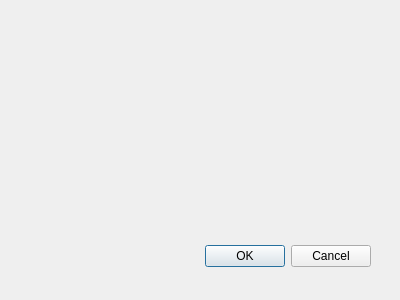
Old version of the form logindialog.ui in the repository DizzyWaters/QtApp.
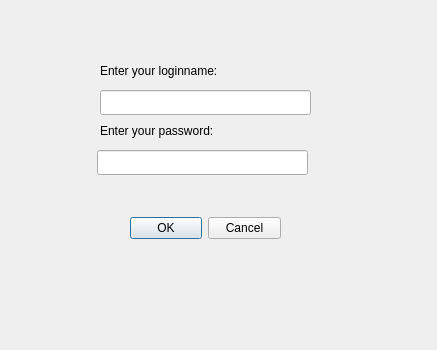
New version of the form.

Commit message: login window prototype made. Added to main and working

What changed in the file:
```diff
--- a/logindialog.ui
+++ b/logindialog.ui
@@ -6,20 +6,33 @@
    <rect>
     <x>0</x>
     <y>0</y>
-    <width>400</width>
-    <height>300</height>
+    <width>437</width>
+    <height>350</height>
    </rect>
   </property>
   <property name="windowTitle">
    <string>Dialog</string>
   </property>
-  <widget class="QDialogButtonBox" name="buttonBox">
+  <widget class="QLineEdit" name="Password_enter_line">
    <property name="geometry">
     <rect>
-     <x>30</x>
-     <y>240</y>
-     <width>341</width>
-     <height>32</height>
+     <x>97</x>
+     <y>150</y>
+     <width>211</width>
+     <height>25</height>
+    </rect>
+   </property>
+   <property name="text">
+    <string/>
+   </property>
+  </widget>
+  <widget class="QDialogButtonBox" name="login_button">
+   <property name="geometry">
+    <rect>
+     <x>130</x>
+     <y>200</y>
+     <width>151</width>
+     <height>56</height>
     </rect>
    </property>
    <property name="orientation">
@@ -28,6 +41,45 @@
    <property name="standardButtons">
     <set>QDialogButtonBox::Cancel|QDialogButtonBox::Ok</set>
    </property>
+   <property name="centerButtons">
+    <bool>false</bool>
+   </property>
+  </widget>
+  <widget class="QLineEdit" name="login_enter_line">
+   <property name="geometry">
+    <rect>
+     <x>100</x>
+     <y>90</y>
+     <width>211</width>
+     <height>25</height>
+    </rect>
+   </property>
+  </widget>
+  <widget class="QLabel" name="login_lable">
+   <property name="geometry">
+    <rect>
+     <x>100</x>
+     <y>60</y>
+     <width>211</width>
+     <height>21</height>
+    </rect>
+   </property>
+   <property name="text">
+    <string>Enter your loginname: </string>
+   </property>
+  </widget>
+  <widget class="QLabel" name="password_lable">
+   <property name="geometry">
+    <rect>
+     <x>100</x>
+     <y>120</y>
+     <width>211</width>
+     <height>21</height>
+    </rect>
+   </property>
+   <property name="text">
+    <string>Enter your password:</string>
+   </property>
   </widget>
  </widget>
  <resources/>
```
Left out of the diff: 4 changed lines with no effect on the pictures. The commit also changes 11 other files.
